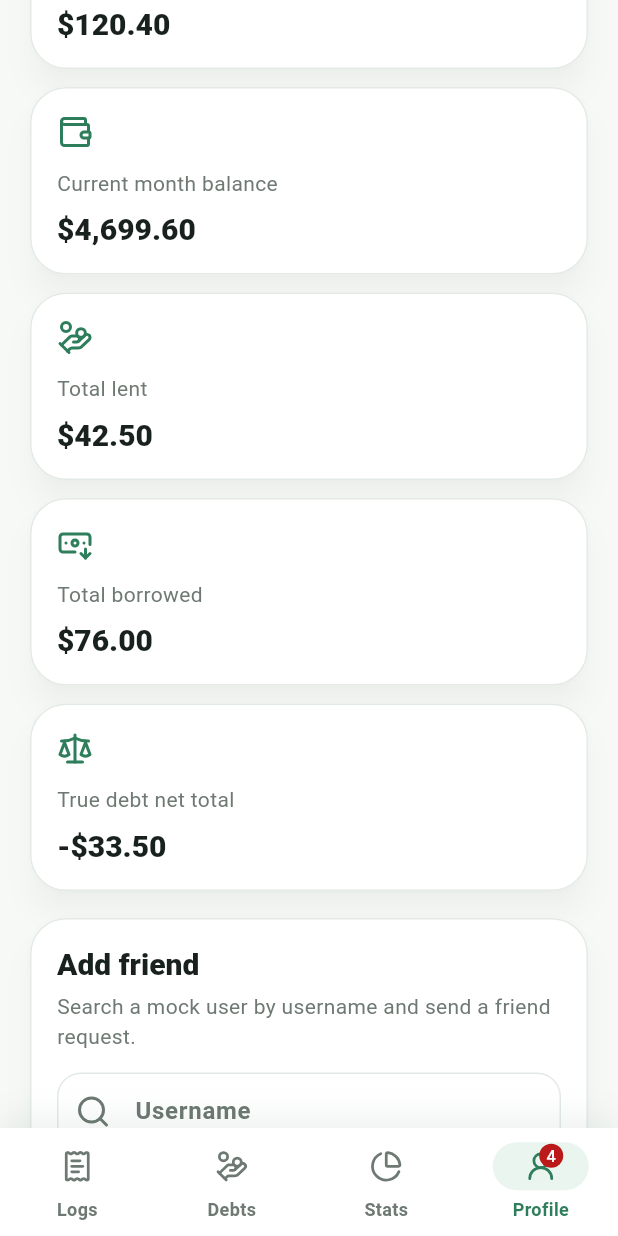
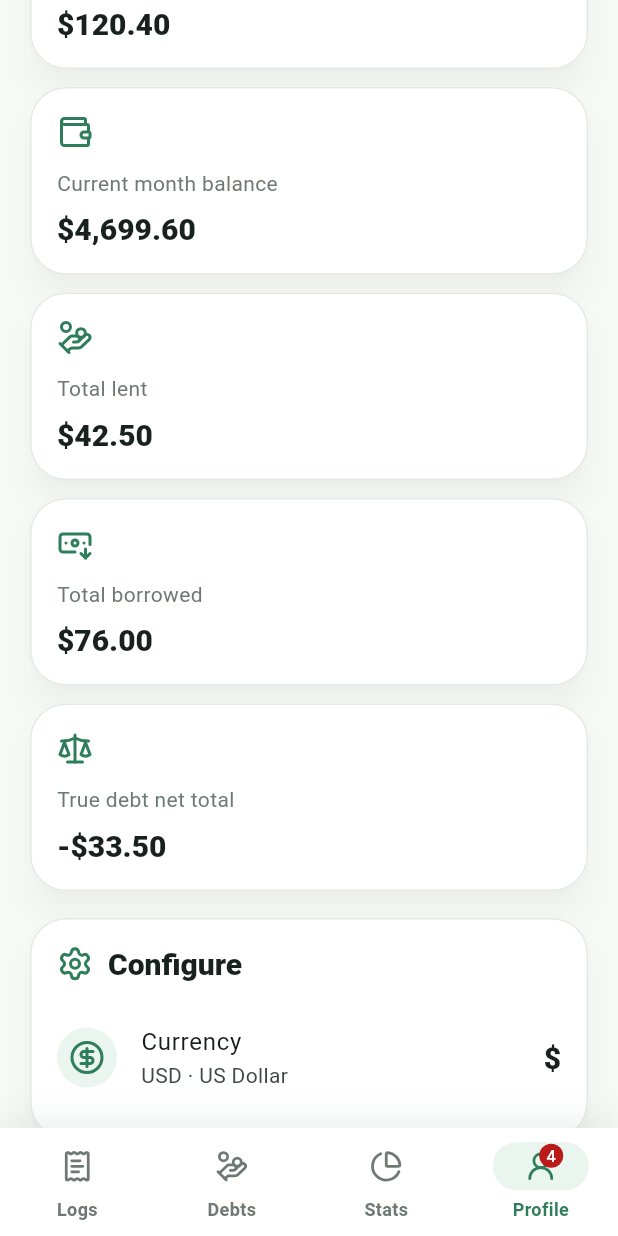
Before and after one commit to MiDtsuki/MoniMoni, a Flutter app: the screen it shows after launch, item 4 of the bottom bar chosen, scrolled down 576 dp, on a phone screen of 412 x 824 dp. Run offline on Flutter 3.47's test engine with Material 3 defaults, Android fonts, the phone set to English and light mode, and no system bars; our stand-ins replace fl_chart, flutter_riverpod, go_router, lucide_icons_flutter.

Commit message:
Add profile currency settings

```diff
--- a/lib/core/utils/currency_formatter.dart
+++ b/lib/core/utils/currency_formatter.dart
@@ -4,4 +4,8 @@ class CurrencyFormatter {
   static final _formatter = NumberFormat.currency(symbol: r'$');
 
   static String compact(num value) => _formatter.format(value);
+
+  static String withSymbol(num value, String symbol) {
+    return NumberFormat.currency(symbol: symbol).format(value);
+  }
 }
--- /dev/null
+++ b/lib/features/profile/application/profile_settings_controller.dart
@@ -0,0 +1,53 @@
+import 'package:flutter_riverpod/flutter_riverpod.dart';
+
+final profileSettingsProvider =
+    StateNotifierProvider<ProfileSettingsController, ProfileSettings>((ref) {
+      return ProfileSettingsController();
+    });
+
+class ProfileSettings {
+  const ProfileSettings({required this.currency});
+
+  final CurrencyOption currency;
+
+  ProfileSettings copyWith({CurrencyOption? currency}) {
+    return ProfileSettings(currency: currency ?? this.currency);
+  }
+}
+
+class CurrencyOption {
+  const CurrencyOption({
+    required this.code,
+    required this.symbol,
+    required this.name,
+  });
+
+  final String code;
+  final String symbol;
+  final String name;
+}
+
+class ProfileSettingsController extends StateNotifier<ProfileSettings> {
+  ProfileSettingsController()
+    : super(const ProfileSettings(currency: defaultCurrency));
+
+  void setCurrency(CurrencyOption currency) {
+    state = state.copyWith(currency: currency);
+  }
+}
+
+const defaultCurrency = CurrencyOption(
+  code: 'USD',
+  symbol: r'$',
+  name: 'US Dollar',
+);
+
+const supportedCurrencies = [
+  defaultCurrency,
+  CurrencyOption(code: 'EUR', symbol: '€', name: 'Euro'),
+  CurrencyOption(code: 'GBP', symbol: '£', name: 'British Pound'),
+  CurrencyOption(code: 'JPY', symbol: '¥', name: 'Japanese Yen'),
+  CurrencyOption(code: 'THB', symbol: '฿', name: 'Thai Baht'),
+  CurrencyOption(code: 'MMK', symbol: 'K', name: 'Myanmar Kyat'),
+  CurrencyOption(code: 'SGD', symbol: r'S$', name: 'Singapore Dollar'),
+];
--- a/lib/features/profile/presentation/profile_page.dart
+++ b/lib/features/profile/presentation/profile_page.dart
@@ -13,6 +13,7 @@ import '../../debts/application/friends_controller.dart';
 import '../../debts/domain/friend_model.dart';
 import '../../transactions/application/transaction_controller.dart';
 import '../application/notification_controller.dart';
+import '../application/profile_settings_controller.dart';
 
 class ProfilePage extends ConsumerWidget {
   const ProfilePage({super.key});
@@ -26,6 +27,7 @@ class ProfilePage extends ConsumerWidget {
     final totalBorrowed = ref.watch(totalBorrowedProvider);
     final debtNet = ref.watch(netDebtProvider);
     final notificationCount = ref.watch(pendingNotificationCountProvider);
+    final settings = ref.watch(profileSettingsProvider);
     final finalSummary = monthlyIncome - monthlyExpense + debtNet;
 
     return AppPage(
@@ -43,9 +45,12 @@ class ProfilePage extends ConsumerWidget {
       child: Column(
         crossAxisAlignment: CrossAxisAlignment.start,
         children: [
-          _UserHeader(notificationCount: notificationCount),
+          const _UserHeader(),
           const SizedBox(height: 16),
-          _FinalSummaryCard(value: finalSummary),
+          _FinalSummaryCard(
+            value: finalSummary,
+            symbol: settings.currency.symbol,
+          ),
           const SizedBox(height: 16),
           _DashboardGrid(
             cards: [
@@ -53,34 +58,42 @@ class ProfilePage extends ConsumerWidget {
                 label: 'Current month income',
                 value: monthlyIncome,
                 icon: LucideIcons.arrowDownLeft,
+                symbol: settings.currency.symbol,
               ),
               _DashboardMetric(
                 label: 'Current month expenses',
                 value: monthlyExpense,
                 icon: LucideIcons.arrowUpRight,
+                symbol: settings.currency.symbol,
               ),
               _DashboardMetric(
                 label: 'Current month balance',
                 value: monthlyBalance,
                 icon: LucideIcons.wallet,
+                symbol: settings.currency.symbol,
               ),
               _DashboardMetric(
                 label: 'Total lent',
                 value: totalLent,
                 icon: LucideIcons.handCoins,
+                symbol: settings.currency.symbol,
               ),
               _DashboardMetric(
                 label: 'Total borrowed',
                 value: totalBorrowed,
                 icon: LucideIcons.banknoteArrowDown,
+                symbol: settings.currency.symbol,
               ),
               _DashboardMetric(
                 label: 'True debt net total',
                 value: debtNet,
                 icon: LucideIcons.scale,
+                symbol: settings.currency.symbol,
               ),
             ],
           ),
+          const SizedBox(height: 18),
+          _SettingsSection(currency: settings.currency),
           const SizedBox(height: 18),
           const _AddFriendSection(),
         ],
@@ -90,9 +103,7 @@ class ProfilePage extends ConsumerWidget {
 }
 
 class _UserHeader extends StatelessWidget {
-  const _UserHeader({required this.notificationCount});
-
-  final int notificationCount;
+  const _UserHeader();
 
   @override
   Widget build(BuildContext context) {
@@ -126,27 +137,6 @@ class _UserHeader extends StatelessWidget {
               ],
             ),
           ),
-          if (notificationCount > 0)
-            DecoratedBox(
-              decoration: BoxDecoration(
-                color: MoniTheme.softGreen,
-                borderRadius: BorderRadius.circular(999),
-              ),
-              child: Padding(
-                padding: const EdgeInsets.symmetric(
-                  horizontal: 10,
-                  vertical: 6,
-                ),
-                child: Text(
-                  '$notificationCount pending',
-                  style: const TextStyle(
-                    color: MoniTheme.primaryGreen,
-                    fontWeight: FontWeight.w900,
-                    fontSize: 12,
-                  ),
-                ),
-              ),
-            ),
         ],
       ),
     );
@@ -154,9 +144,10 @@ class _UserHeader extends StatelessWidget {
 }
 
 class _FinalSummaryCard extends StatelessWidget {
-  const _FinalSummaryCard({required this.value});
+  const _FinalSummaryCard({required this.value, required this.symbol});
 
   final double value;
+  final String symbol;
 
   @override
   Widget build(BuildContext context) {
@@ -179,7 +170,7 @@ class _FinalSummaryCard extends StatelessWidget {
                 const Text('Overall financial summary'),
                 const SizedBox(height: 6),
                 Text(
-                  CurrencyFormatter.compact(value),
+                  CurrencyFormatter.withSymbol(value, symbol),
                   style: Theme.of(context).textTheme.headlineMedium,
                 ),
                 const SizedBox(height: 4),
@@ -198,11 +189,13 @@ class _DashboardMetric {
     required this.label,
     required this.value,
     required this.icon,
+    required this.symbol,
   });
 
   final String label;
   final double value;
   final IconData icon;
+  final String symbol;
 }
 
 class _DashboardGrid extends StatelessWidget {
@@ -251,12 +244,114 @@ class _MetricCard extends StatelessWidget {
           Text(metric.label),
           const SizedBox(height: 8),
           Text(
-            CurrencyFormatter.compact(metric.value),
+            CurrencyFormatter.withSymbol(metric.value, metric.symbol),
             style: Theme.of(context).textTheme.titleLarge,
           ),
         ],
       ),
     );
+  }
+}
+
+class _SettingsSection extends ConsumerWidget {
+  const _SettingsSection({required this.currency});
+
+  final CurrencyOption currency;
+
+  @override
+  Widget build(BuildContext context, WidgetRef ref) {
+    return MoniCard(
+      child: Column(
+        crossAxisAlignment: CrossAxisAlignment.start,
+        children: [
+          Row(
+            children: [
+              const Icon(LucideIcons.settings, color: MoniTheme.primaryGreen),
+              const SizedBox(width: 10),
+              Expanded(
+                child: Text(
+                  'Configure',
+                  style: Theme.of(context).textTheme.titleLarge,
+                ),
+              ),
+            ],
+          ),
+          const SizedBox(height: 14),
+          ListTile(
+            contentPadding: EdgeInsets.zero,
+            leading: const CircleAvatar(
+              backgroundColor: MoniTheme.softGreen,
+              child: Icon(
+                LucideIcons.circleDollarSign,
+                color: MoniTheme.primaryGreen,
+              ),
+            ),
+            title: const Text('Currency'),
+            subtitle: Text('${currency.code} · ${currency.name}'),
+            trailing: Text(
+              currency.symbol,
+              style: Theme.of(context).textTheme.titleLarge,
+            ),
+            onTap: () => _showCurrencyPicker(context, ref),
+          ),
+        ],
+      ),
+    );
+  }
+
+  Future<void> _showCurrencyPicker(BuildContext context, WidgetRef ref) async {
+    final selected = await showModalBottomSheet<CurrencyOption>(
+      context: context,
+      showDragHandle: true,
+      builder: (context) => SafeArea(
+        child: Padding(
+          padding: const EdgeInsets.fromLTRB(20, 8, 20, 20),
+          child: ConstrainedBox(
+            constraints: BoxConstraints(
+              maxHeight: MediaQuery.sizeOf(context).height * 0.72,
+            ),
+            child: SingleChildScrollView(
+              child: Column(
+                mainAxisSize: MainAxisSize.min,
+                crossAxisAlignment: CrossAxisAlignment.stretch,
+                children: [
+                  Text(
+                    'Choose currency',
+                    style: Theme.of(context).textTheme.titleLarge,
+                  ),
+                  const SizedBox(height: 12),
+                  for (final option in supportedCurrencies)
+                    ListTile(
+                      contentPadding: EdgeInsets.zero,
+                      leading: CircleAvatar(
+                        backgroundColor: option.code == currency.code
+                            ? MoniTheme.softGreen
+                            : const Color(0xFFF0F2EF),
+                        child: Text(
+                          option.symbol,
+                          style: const TextStyle(fontWeight: FontWeight.w900),
+                        ),
+                      ),
+                      title: Text('${option.code} · ${option.name}'),
+                      trailing: option.code == currency.code
+                          ? const Icon(
+                              LucideIcons.check,
+                              color: MoniTheme.primaryGreen,
+                            )
+                          : null,
+                      onTap: () => Navigator.of(context).pop(option),
+                    ),
+                ],
+              ),
+            ),
+          ),
+        ),
+      ),
+    );
+    if (selected == null) {
+      return;
+    }
+    ref.read(profileSettingsProvider.notifier).setCurrency(selected);
   }
 }
 
```
